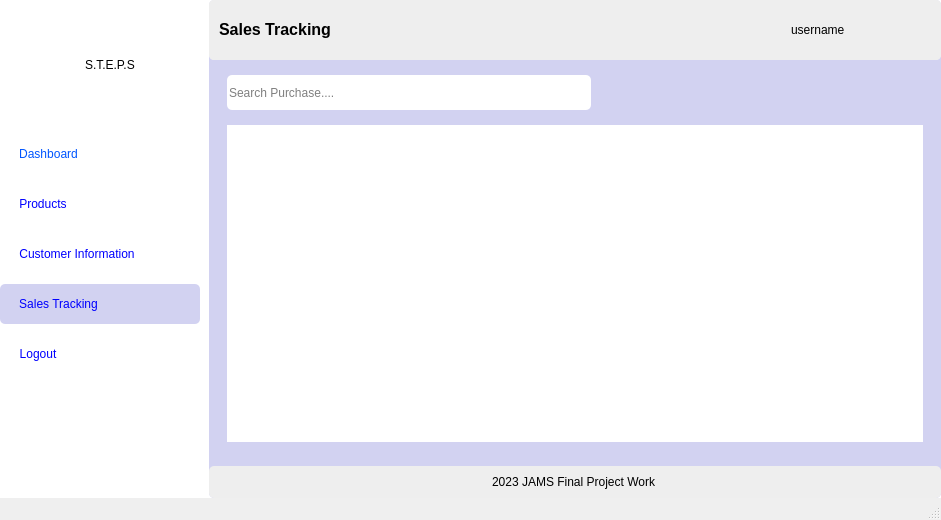
Before: the Qt Designer form UIs/sales_purchase.ui in Code-ed381/Sales-App, drawn with Qt 5.
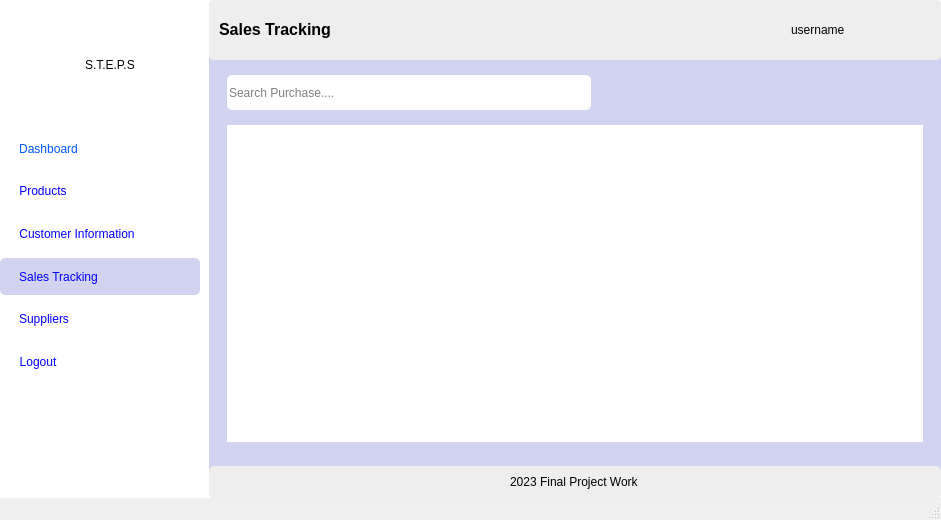
After: the same form once the commit is applied. Icons and pictures are not drawn.

What changed in the file:
```diff
--- a/UIs/sales_purchase.ui
+++ b/UIs/sales_purchase.ui
@@ -376,6 +376,45 @@
                </layout>
               </widget>
              </item>
+             <item>
+              <widget class="QWidget" name="widget_14" native="true">
+               <property name="styleSheet">
+                <string notr="true">font: 75 10pt &quot;MS Shell Dlg 2&quot;;
+color: rgb(0, 0, 255);</string>
+               </property>
+               <layout class="QVBoxLayout" name="verticalLayout_8">
+                <property name="leftMargin">
+                 <number>19</number>
+                </property>
+                <property name="topMargin">
+                 <number>0</number>
+                </property>
+                <property name="rightMargin">
+                 <number>0</number>
+                </property>
+                <property name="bottomMargin">
+                 <number>0</number>
+                </property>
+                <item alignment="Qt::AlignLeft">
+                 <widget class="QPushButton" name="suppliers">
+                  <property name="sizePolicy">
+                   <sizepolicy hsizetype="Expanding" vsizetype="Expanding">
+                    <horstretch>0</horstretch>
+                    <verstretch>0</verstretch>
+                   </sizepolicy>
+                  </property>
+                  <property name="text">
+                   <string>Suppliers</string>
+                  </property>
+                  <property name="icon">
+                   <iconset>
+                    <normaloff>../icons/hotel-supplier.png</normaloff>../icons/hotel-supplier.png</iconset>
+                  </property>
+                 </widget>
+                </item>
+               </layout>
+              </widget>
+             </item>
              <item>
               <widget class="QWidget" name="widget_23" native="true">
                <property name="maximumSize">
@@ -754,7 +793,7 @@
           <item alignment="Qt::AlignHCenter">
            <widget class="QLabel" name="label_8">
             <property name="text">
-             <string>2023 JAMS Final Project Work</string>
+             <string>2023 Final Project Work</string>
             </property>
            </widget>
           </item>
```
Left out of the diff: 2 changed lines with no effect on the pictures.
